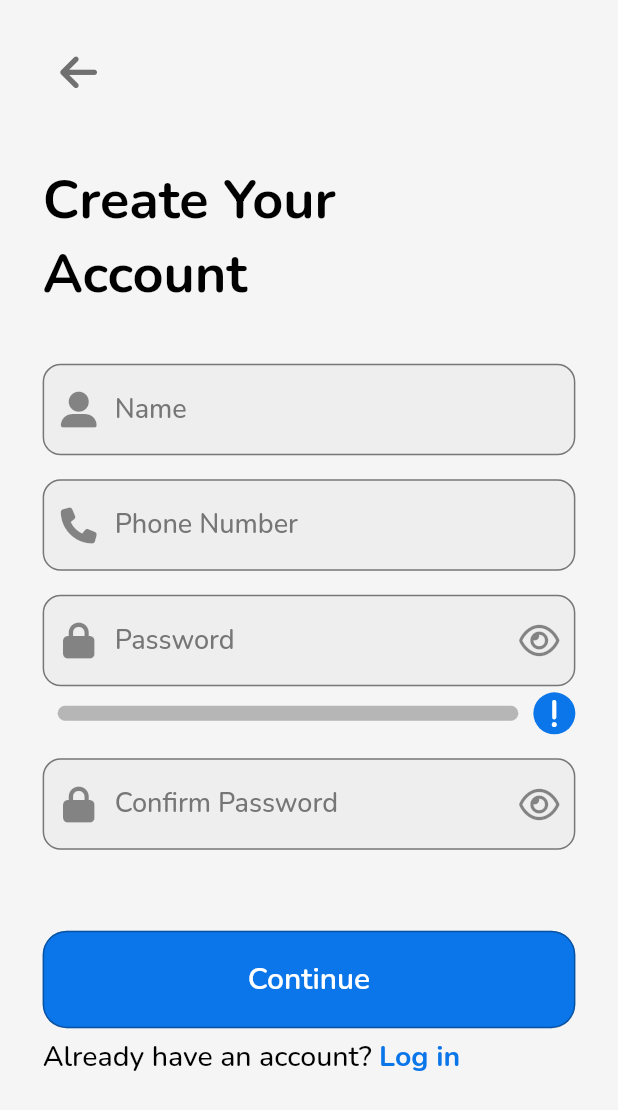
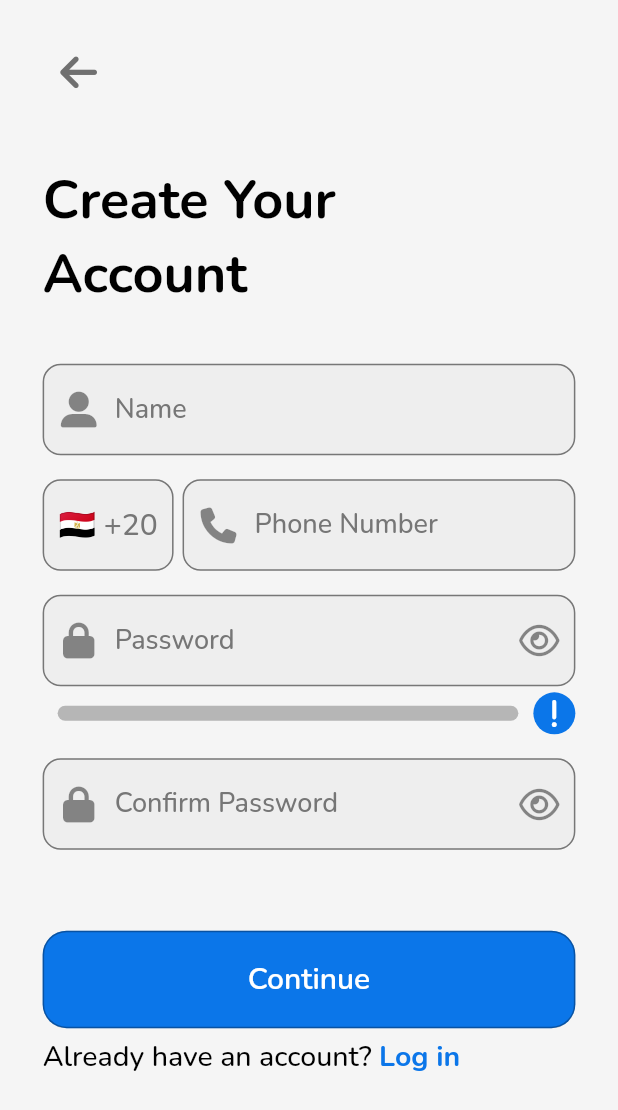
Before and after one commit to AliEl-Saka/Circle-Sync, a Flutter app: the SignUpWithPhoneView screen opened directly, on a phone screen of 412 x 824 dp. Shown: the top 1110 px of the screen. Run offline on Flutter 3.47's test engine with Material 2 defaults, Android fonts, the phone set to English and light mode, and no system bars; drawn by our look-alikes of auto_size_text, percent_indicator; our stand-ins replace device_preview, dots_indicator, flutter_bloc, font_awesome_flutter, pin_code_fields, shared_preferences; accounts and stored records are empty.

Commit message:
finish register with phone view

```diff
--- a/lib/core/widgets/custom_text_field.dart
+++ b/lib/core/widgets/custom_text_field.dart
@@ -11,14 +11,16 @@ class CustomTextField extends StatelessWidget {
       this.obscureText,
       this.suffixIcon,
       required this.controller,
+      this.readOnly = false,
       required this.validator});
   final String hintText;
   final Function(String)? onchanged;
   final String? Function(String?)? validator;
-  final Icon prefixIcon;
+  final Widget prefixIcon;
   final Widget? suffixIcon;
   final bool? obscureText;
   final TextEditingController controller;
+  final bool readOnly;
 
   @override
   Widget build(BuildContext context) {
@@ -28,6 +30,7 @@ class CustomTextField extends StatelessWidget {
           height: 16,
         ),
         TextFormField(
+          readOnly: readOnly,
           onChanged: onchanged,
           controller: controller,
           style: getTextStyle(
--- a/lib/features/auth/presentaion/signup_with_email_or_phone/views/widgets/text_fields_widgets/phone_text_field.dart
+++ b/lib/features/auth/presentaion/signup_with_email_or_phone/views/widgets/text_fields_widgets/phone_text_field.dart
@@ -1,15 +1,48 @@
+import 'package:auto_size_text/auto_size_text.dart';
+import 'package:circlesync/core/utils/color_palette.dart';
+import 'package:circlesync/core/utils/functions/get_text_style.dart';
 import 'package:circlesync/core/widgets/custom_text_field.dart';
 import 'package:circlesync/generated/l10n.dart';
 import 'package:flutter/material.dart';
 import 'package:font_awesome_flutter/font_awesome_flutter.dart';
 
 class PhoneTextField extends StatelessWidget {
-  const PhoneTextField
-({super.key});
+  const PhoneTextField({super.key});
 
   @override
   Widget build(BuildContext context) {
-    return CustomTextField(
+    return Row(
+      children: [
+        Expanded(
+          flex: 1,
+          child: CustomTextField(
+            readOnly: true,
+            controller: TextEditingController(),
+            onchanged: (p0) {},
+            hintText: S.of(context).SignUpWithEmailOrPhoneViewPhone,
+            prefixIcon: Align(
+              alignment: Alignment.center,
+              child: Padding(
+                padding: const EdgeInsets.all(8.0),
+                child: AutoSizeText("${gerereteCountryCode()} +20",
+                    maxLines: 1,
+                    style: getTextStyle(
+                        fontSize: 24,
+                        fontWeight: FontWeight.w500,
+                        color: const Color(0xff767676))),
+              ),
+            ),
+            validator: (p0) {
+              return null;
+            },
+          ),
+        ),
+        const SizedBox(
+          width: 6,
+        ),
+        Expanded(
+          flex: 3,
+          child: CustomTextField(
             //!
             controller: TextEditingController(),
             onchanged: (p0) {},
@@ -18,6 +51,16 @@ class PhoneTextField extends StatelessWidget {
             validator: (p0) {
               return null;
             },
+          ),
+        ),
+      ],
     );
   }
 }
+
+String gerereteCountryCode() {
+  String conutryCode = 'eg';
+  String flag = conutryCode.toUpperCase().replaceAllMapped(RegExp(r'[A-Z]'),
+      (match) => String.fromCharCode(match.group(0)!.codeUnitAt(0) + 127397));
+  return flag;
+}
```
Lines whose indentation alone changed are shown as unchanged.
